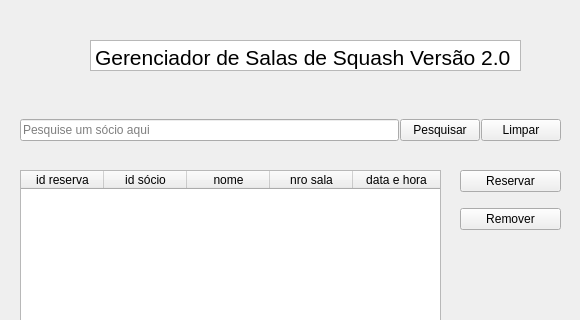
This is mainwindow.ui in MatKurianski/lbd as Qt 5 draws it before an edit; both pictures show x 0 to 580 and y 0 to 320 of the 580 by 495 pixel window. The edited form follows.
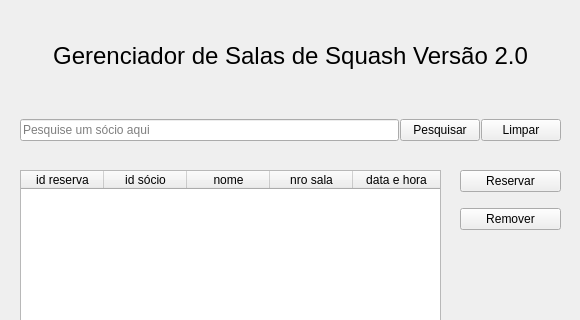
This is the edited form.

Commit message: Conserta título e datas

The edit to the form file:
```diff
--- a/mainwindow.ui
+++ b/mainwindow.ui
@@ -207,41 +207,28 @@
      </property>
     </column>
    </widget>
-   <widget class="QPlainTextEdit" name="plainTextEdit">
+   <widget class="QLabel" name="label">
     <property name="geometry">
      <rect>
-      <x>90</x>
-      <y>40</y>
-      <width>431</width>
-      <height>31</height>
+      <x>0</x>
+      <y>30</y>
+      <width>581</width>
+      <height>51</height>
      </rect>
     </property>
-    <property name="sizePolicy">
-     <sizepolicy hsizetype="Preferred" vsizetype="Expanding">
-      <horstretch>0</horstretch>
-      <verstretch>0</verstretch>
-     </sizepolicy>
-    </property>
     <property name="font">
      <font>
-      <pointsize>16</pointsize>
+      <pointsize>18</pointsize>
+      <weight>50</weight>
+      <bold>false</bold>
      </font>
     </property>
-    <property name="layoutDirection">
-     <enum>Qt::LeftToRight</enum>
-    </property>
-    <property name="verticalScrollBarPolicy">
-     <enum>Qt::ScrollBarAlwaysOff</enum>
-    </property>
-    <property name="horizontalScrollBarPolicy">
-     <enum>Qt::ScrollBarAlwaysOff</enum>
-    </property>
-    <property name="readOnly">
-     <bool>true</bool>
-    </property>
-    <property name="plainText">
+    <property name="text">
      <string>Gerenciador de Salas de Squash Versão 2.0</string>
     </property>
+    <property name="alignment">
+     <set>Qt::AlignCenter</set>
+    </property>
    </widget>
   </widget>
  </widget>
```
The commit also changes 1 other file.
